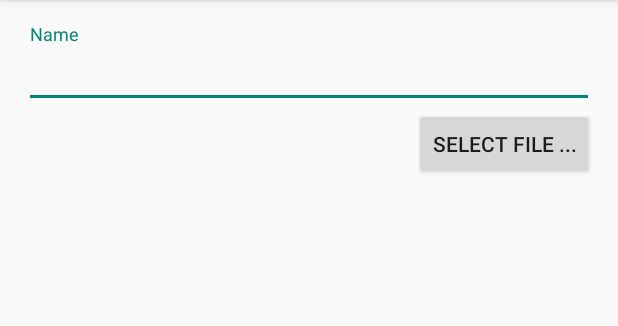
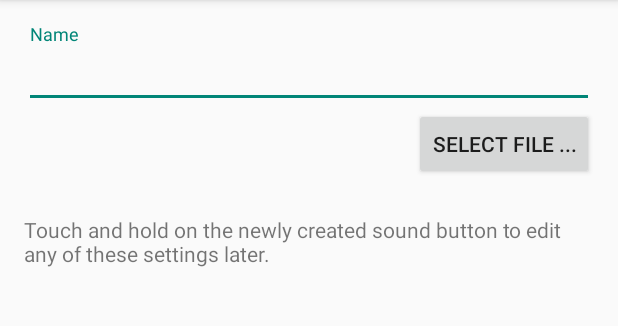
Before and after one commit to malteschmitz/AndroidSoundboard, an Android app: the EditActivity screen opened directly, with no data from a screen before it, on a phone screen of 412 x 824 dp, the part 84-410 px from its top. Run offline under Robolectric (Android 15) with nearby library versions, the phone set to English and light mode, and no system bars; 1 statement that could not run was skipped.

Commit message:
Add hint how to edit sound button

```diff
--- a/app/src/main/java/de/mlte/soundboard/EditActivity.kt
+++ b/app/src/main/java/de/mlte/soundboard/EditActivity.kt
@@ -52,6 +52,13 @@ class EditActivity : AppCompatActivity() {
                     .setAction(Intent.ACTION_GET_CONTENT)
 
             startActivityForResult(intent, 123)
+        }
+
+        val hintTextView = findViewById<TextView>(R.id.hintTextView)
+        if (isCreate()) {
+            hintTextView.text = "Touch and hold on the newly created sound button to edit any of these settings later."
+        } else {
+            hintTextView.text = "Use the menu if you want to delete this sound button."
         }
     }
 
--- a/app/src/main/res/layout/activity_edit.xml
+++ b/app/src/main/res/layout/activity_edit.xml
@@ -51,4 +51,13 @@
         android:layout_marginLeft="16dp"
         android:layout_toLeftOf="@id/selectButton"/>
 
+    <TextView
+        android:id="@+id/hintTextView"
+        android:layout_width="wrap_content"
+        android:layout_height="wrap_content"
+        android:layout_alignEnd="@+id/selectButton"
+        android:layout_alignStart="@+id/fileTextView"
+        android:layout_below="@+id/selectButton"
+        android:layout_marginTop="23dp"/>
+
 </RelativeLayout>
```
Also changed, not shown: 1 other file.
